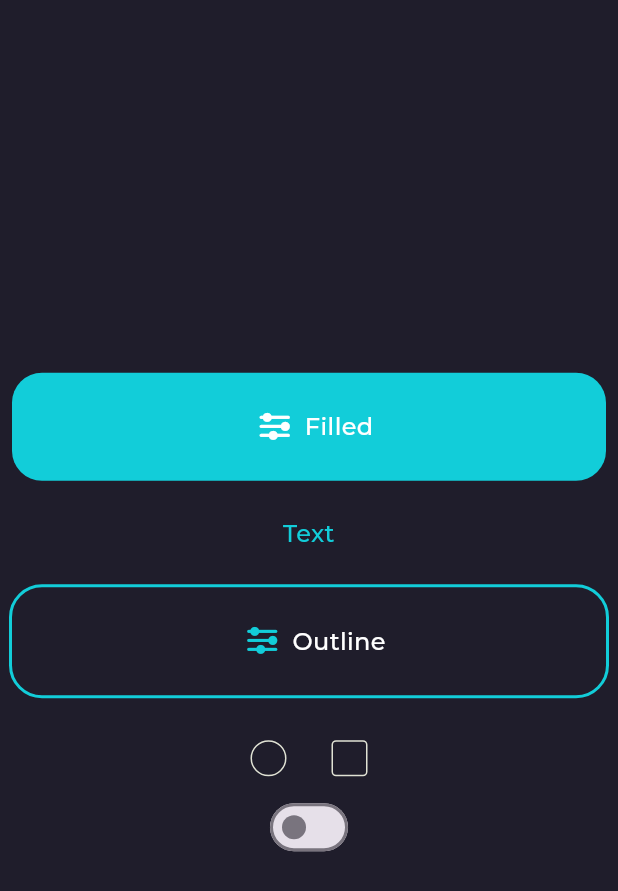
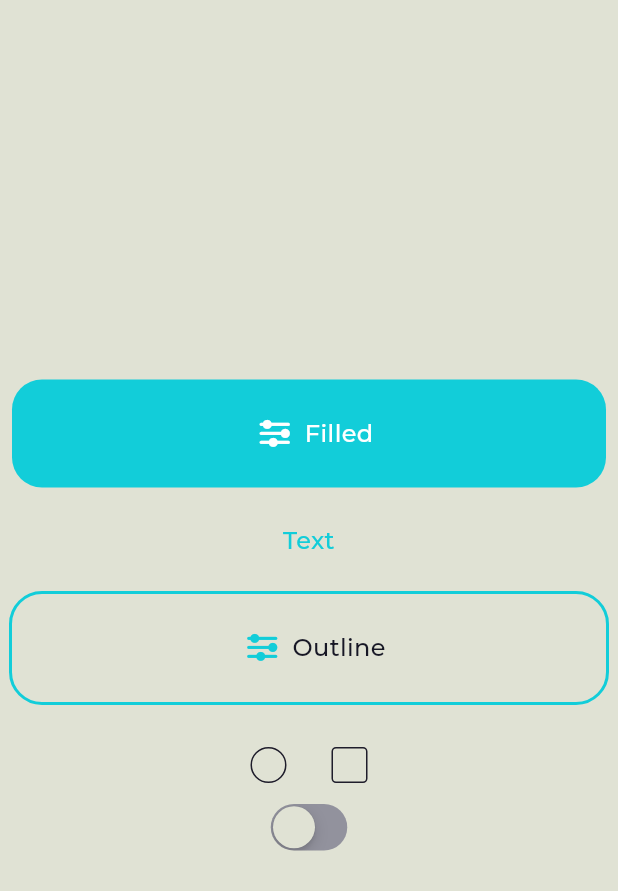
Before and after one commit to MriiKolya/cinemax_pet_project, a Flutter app: the TestScreen screen opened directly, on a phone screen of 412 x 824 dp. Shown: the top 891 px of the screen. Run offline on Flutter 3.47's test engine with Material 3 defaults, Android fonts, the phone set to English and light mode, and no system bars; our stand-ins replace flutter_svg; statements that could not run were skipped; project files that could hold a hidden picture were left out.

Commit message:
add splash screen

```diff
--- a/client/lib/main.dart
+++ b/client/lib/main.dart
@@ -1,11 +1,6 @@
 import 'package:flutter/material.dart';
-import 'package:ui_kit/component/buttons/cinemax_filled_button.dart';
-import 'package:ui_kit/component/buttons/cinemax_outlined_button.dart';
-import 'package:ui_kit/component/buttons/cinemax_text_button.dart';
-import 'package:ui_kit/component/check_box/check_box.dart';
-import 'package:ui_kit/assets/icons/cinemax_icons.dart';
-
 import 'package:ui_kit/theme/dark_theme.dart';
+import 'package:ui_kit/theme/light_theme.dart';
 
 void main() {
   runApp(const Cinemax());
@@ -13,83 +8,13 @@ void main() {
 
 class Cinemax extends StatelessWidget {
   const Cinemax({super.key});
-
   @override
   Widget build(BuildContext context) {
     return MaterialApp(
       title: 'Flutter Demo',
-      theme: darkTheme,
+      theme: lightTheme,
       darkTheme: darkTheme,
-      home: const TestScreen(),
+      home: const SplashScreen(),
     );
   }
 }
-
-class TestScreen extends StatefulWidget {
-  const TestScreen({super.key});
-
-  @override
-  State<TestScreen> createState() => _TestScreenState();
-}
-
-class _TestScreenState extends State<TestScreen> {
-  bool value = false;
-  @override
-  Widget build(BuildContext context) {
-    return Scaffold(
-      body: SafeArea(
-          child: Padding(
-        padding: const EdgeInsets.all(8.0),
-        child: Column(
-          mainAxisAlignment: MainAxisAlignment.center,
-          children: [
-            CinemaxFilledButton(
-              label: 'Filled',
-              icon: CinemaxIcons.layer,
-              onPressed: () {},
-            ),
-            CinemaxTextButton(
-              label: 'Text',
-              onPressed: () {},
-            ),
-            CinemaxOutlinedButton(
-              label: 'Outline',
-              icon: CinemaxIcons.layer,
-              onPressed: () {},
-            ),
-            const SizedBox(height: 30),
-            Row(
-              mainAxisAlignment: MainAxisAlignment.center,
-              children: [
-                CinemaxCheckBox(
-                  onChanged: () {
-                    debugPrint('object');
-                    debugPrint(value.toString());
-                    setState(() {
-                      value = !value;
-                    });
-                  },
-                  value: value,
-                ),
-                const SizedBox(width: 30),
-                CinemaxCheckBox(
-                  boxShape: BoxShape.rectangle,
-                  onChanged: () {
-                    debugPrint('object');
-                    debugPrint(value.toString());
-                    setState(() {
-                      value = !value;
-                    });
-                  },
-                  value: value,
-                )
-              ],
-            ),
-            SizedBox(height: 10),
-            Switch(value: value, onChanged: (value) {})
-          ],
-        ),
-      )),
-    );
-  }
-}
--- /dev/null
+++ b/client/lib/screens/test_screen.dart
@@ -0,0 +1,79 @@
+import 'package:flutter/material.dart';
+import 'package:ui_kit/assets/icons/cinemax_icons.dart';
+import 'package:ui_kit/component/buttons/cinemax_filled_button.dart';
+import 'package:ui_kit/component/buttons/cinemax_outlined_button.dart';
+import 'package:ui_kit/component/buttons/cinemax_text_button.dart';
+import 'package:ui_kit/component/check_box/check_box.dart';
+import 'package:ui_kit/component/switch/cinemax_swith.dart';
+
+class TestScreen extends StatefulWidget {
+  const TestScreen({super.key});
+
+  @override
+  State<TestScreen> createState() => _TestScreenState();
+}
+
+class _TestScreenState extends State<TestScreen> {
+  bool value = false;
+  @override
+  Widget build(BuildContext context) {
+    return Scaffold(
+      body: SafeArea(
+          child: Padding(
+        padding: const EdgeInsets.all(8.0),
+        child: Column(
+          mainAxisAlignment: MainAxisAlignment.center,
+          children: [
+            CinemaxFilledButton(
+              label: 'Filled',
+              icon: CinemaxIcons.layer,
+              onPressed: () {},
+            ),
+            CinemaxTextButton(
+              label: 'Text',
+              onPressed: () {},
+            ),
+            CinemaxOutlinedButton(
+              label: 'Outline',
+              icon: CinemaxIcons.layer,
+              onPressed: () {},
+            ),
+            const SizedBox(height: 30),
+            Row(
+              mainAxisAlignment: MainAxisAlignment.center,
+              children: [
+                CinemaxCheckBox(
+                  onChanged: () {
+                    setState(() {
+                      value = !value;
+                    });
+                  },
+                  value: value,
+                ),
+                const SizedBox(width: 30),
+                CinemaxCheckBox(
+                  boxShape: BoxShape.rectangle,
+                  onChanged: () {
+                    setState(() {
+                      value = !value;
+                    });
+                  },
+                  value: value,
+                )
+              ],
+            ),
+            SizedBox(height: 10),
+            CinemaxSwith(
+              value: value,
+              onChanged: (l) {
+                setState(() {
+                  value = !value;
+                });
+              },
+            )
+          ],
+        ),
+      )),
+    );
+  }
+}
--- a/client/pubspec.yaml
+++ b/client/pubspec.yaml
@@ -11,7 +11,7 @@ environment:
 dependencies:
   flutter:
     sdk: flutter
-  google_fonts: ^6.1.0
+  flutter_svg: ^2.0.9
   ui_kit:
     path: ../ui_kit
 
--- /dev/null
+++ b/ui_kit/lib/assets/images/images_assets.dart
@@ -0,0 +1,3 @@
+abstract class ImageAssets {
+  static const String cinemaxLogo = 'assets/images/logo.svg';
+}
--- /dev/null
+++ b/ui_kit/lib/component/switch/cinemax_swith.dart
@@ -0,0 +1,25 @@
+import 'package:flutter/cupertino.dart';
+import 'package:ui_kit/theme/theme_context_extention.dart';
+
+class CinemaxSwith extends StatelessWidget {
+  const CinemaxSwith({
+    super.key,
+    required this.value,
+    this.onChanged,
+  });
+
+  final bool value;
+  final void Function(bool)? onChanged;
+
+  @override
+  Widget build(BuildContext context) {
+    final style = context.switchStyle;
+    return CupertinoSwitch(
+      thumbColor: style.thumbColor,
+      activeColor: style.activeColor,
+      trackColor: style.trackColor,
+      value: value,
+      onChanged: onChanged,
+    );
+  }
+}
--- a/ui_kit/lib/component_style/button_style/outlined_button_style.dart
+++ b/ui_kit/lib/component_style/button_style/outlined_button_style.dart
@@ -38,7 +38,7 @@ class OutlinedButtonStyle extends ThemeExtension<OutlinedButtonStyle> {
         ),
         textStyle:
             TextStyles.h4(fontWeightStyle: FontWeightStyle.medium).copyWith(
-          color: TextColor.white,
+          color: TextColor.black,
         ),
         disabledTextColor: TextColor.grey,
         radius: const BorderRadius.all(
--- a/ui_kit/lib/theme/dark_theme.dart
+++ b/ui_kit/lib/theme/dark_theme.dart
@@ -3,9 +3,12 @@ import 'package:ui_kit/component_style/button_style/filled_button_style.dart';
 import 'package:ui_kit/component_style/button_style/outlined_button_style.dart';
 import 'package:ui_kit/component_style/button_style/text_button_style.dart';
 import 'package:ui_kit/component_style/check_box_style/check_box_style.dart';
+import 'package:ui_kit/component_style/logo_style/cinemax_logo_style.dart';
+import 'package:ui_kit/component_style/switch_style/switch_style.dart';
 import 'package:ui_kit/theme/color_scheme.dart';
 
 final ThemeData darkTheme = ThemeData(
+  primaryColor: PrimaryColor.light,
   scaffoldBackgroundColor: PrimaryColor.dark,
   useMaterial3: true,
   extensions: <ThemeExtension<dynamic>>[
@@ -13,5 +16,7 @@ final ThemeData darkTheme = ThemeData(
     TextButtonStyle.dark(),
     OutlinedButtonStyle.dark(),
     CheckboxStyle.dark(),
+    SwithStyle.dark(),
+    LogoStyle.dark(),
   ],
 );
--- a/ui_kit/lib/theme/light_theme.dart
+++ b/ui_kit/lib/theme/light_theme.dart
@@ -3,9 +3,12 @@ import 'package:ui_kit/component_style/button_style/filled_button_style.dart';
 import 'package:ui_kit/component_style/button_style/outlined_button_style.dart';
 import 'package:ui_kit/component_style/button_style/text_button_style.dart';
 import 'package:ui_kit/component_style/check_box_style/check_box_style.dart';
+import 'package:ui_kit/component_style/logo_style/cinemax_logo_style.dart';
+import 'package:ui_kit/component_style/switch_style/switch_style.dart';
 import 'package:ui_kit/theme/color_scheme.dart';
 
 final ThemeData lightTheme = ThemeData(
+  primaryColor: PrimaryColor.dark,
   scaffoldBackgroundColor: PrimaryColor.light,
   useMaterial3: true,
   extensions: <ThemeExtension<dynamic>>[
@@ -13,5 +16,7 @@ final ThemeData lightTheme = ThemeData(
     TextButtonStyle.light(),
     OutlinedButtonStyle.light(),
     CheckboxStyle.light(),
+    SwithStyle.light(),
+    LogoStyle.light(),
   ],
 );
--- a/ui_kit/lib/theme/theme_context_extention.dart
+++ b/ui_kit/lib/theme/theme_context_extention.dart
@@ -3,6 +3,8 @@ import 'package:ui_kit/component_style/button_style/filled_button_style.dart';
 import 'package:ui_kit/component_style/button_style/outlined_button_style.dart';
 import 'package:ui_kit/component_style/button_style/text_button_style.dart';
 import 'package:ui_kit/component_style/check_box_style/check_box_style.dart';
+import 'package:ui_kit/component_style/logo_style/cinemax_logo_style.dart';
+import 'package:ui_kit/component_style/switch_style/switch_style.dart';
 
 extension ThemeContextExtention on BuildContext {
   FilledButtonStyle get filledButtonStyle =>
@@ -12,4 +14,6 @@ extension ThemeContextExtention on BuildContext {
   OutlinedButtonStyle get outlinedButtonStyle =>
       Theme.of(this).extension<OutlinedButtonStyle>()!;
   CheckboxStyle get checkBoxStyle => Theme.of(this).extension<CheckboxStyle>()!;
+  SwithStyle get switchStyle => Theme.of(this).extension<SwithStyle>()!;
+  LogoStyle get logoStyle => Theme.of(this).extension<LogoStyle>()!;
 }
--- a/ui_kit/pubspec.yaml
+++ b/ui_kit/pubspec.yaml
@@ -10,6 +10,7 @@ dependencies:
   cupertino_icons: ^1.0.2
   flutter:
     sdk: flutter
+  flutter_svg: ^2.0.9
 
 dev_dependencies:
   flutter_lints: ^2.0.0
@@ -17,6 +18,8 @@ dev_dependencies:
     sdk: flutter
 
 flutter:
+  assets:
+    - assets/images/logo.svg
   fonts:
     - family: CinemaxIcon
       fonts:
```
Also changed, not shown: ui_kit/lib/component/splash/splash.dart (added, +52 -0 lines), ui_kit/lib/component_style/logo_style/cinemax_logo_style.dart (added, +35 -0 lines), ui_kit/lib/component_style/switch_style/switch_style.dart (added, +52 -0 lines), client/pubspec.lock, ui_kit/assets/images/logo.svg (added), ui_kit/pubspec.lock, 3 other files.
